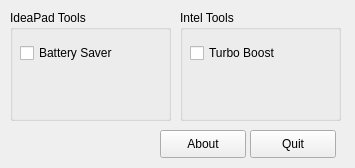
Above: mainwindow.ui from cessnao3/LaptopUtilities before the change. Below: the same form after it.
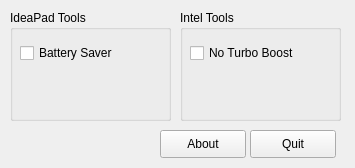
That is the form after the change.

The edit to the form file:
```diff
--- a/mainwindow.ui
+++ b/mainwindow.ui
@@ -66,7 +66,7 @@
       <string>&lt;html&gt;&lt;head/&gt;&lt;body&gt;&lt;p&gt;If checked, allows the processor to temporarily boost to higher clock frequencies on-demand&lt;/p&gt;&lt;/body&gt;&lt;/html&gt;</string>
      </property>
      <property name="text">
-      <string>Turbo Boost</string>
+      <string>No Turbo Boost</string>
      </property>
     </widget>
    </widget>
```
